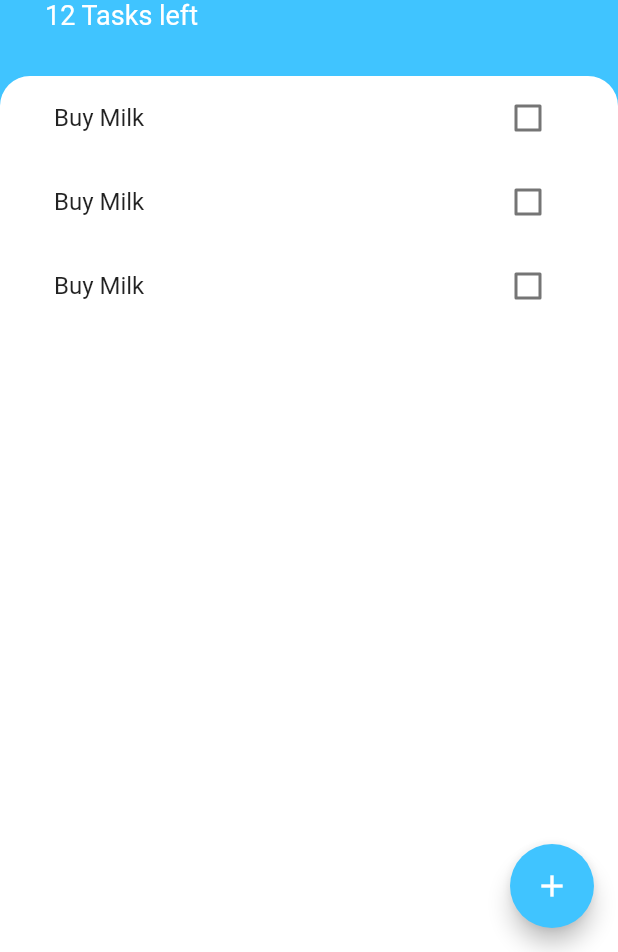
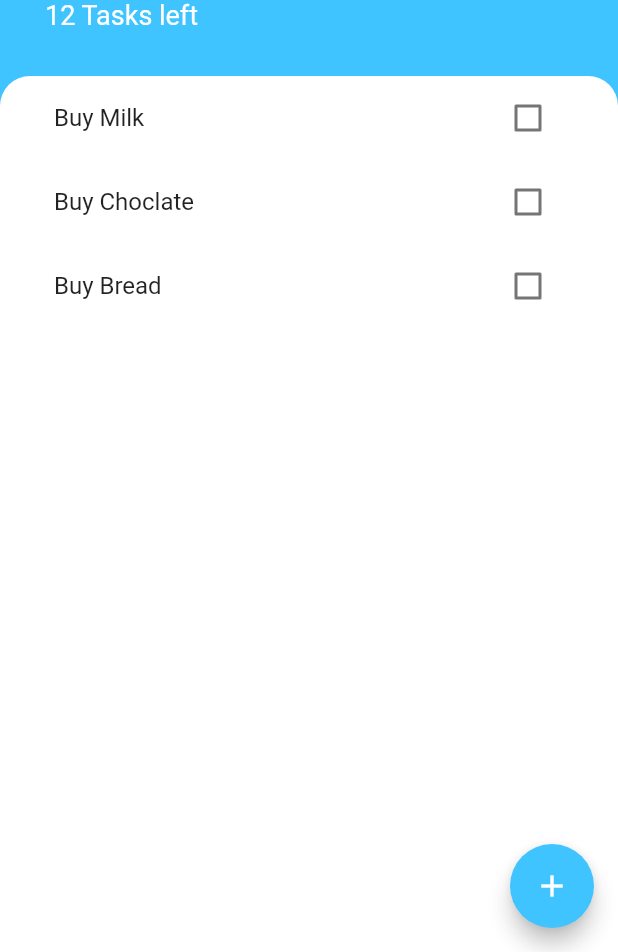
Before and after one commit to AkshaySiddannavar/To_Do_App, a Flutter app: the screen it shows after launch, on a phone screen of 412 x 824 dp, the part 284-1236 px from its top. Run offline on Flutter 3.47's test engine with Material 2 defaults, Android fonts, the phone set to English and light mode, and no system bars.

Commit message:
replace ListView() with ListView.builder() add task.dart
Previously ListView() was used to render each task on screen for
hardcoded Task()  now app uses ListView.builder() to build only the
visible Task() and does so without needing to hardcode each Task(), it
renders Task() as they are in List<Task> tasks. Added a class Task in
task.dart file. Task class will now be used to represent each indivdual
task including both attributes of text and isDone. Task class also
contains function toggleDone() to toggle the isDone property.

```diff
--- /dev/null
+++ b/lib/models/task.dart
@@ -0,0 +1,12 @@
+import 'package:flutter/material.dart';
+
+class Task {
+  final String text;
+  bool isDone;
+
+  Task({this.text = 'dummy', this.isDone = false});
+
+  void toggleDone() {
+    isDone = !isDone;
+  }
+}
--- a/lib/widgets/tasks_list.dart
+++ b/lib/widgets/tasks_list.dart
@@ -1,19 +1,37 @@
 import 'package:flutter/material.dart';
 import 'package:todo_app/widgets/tasks_tile.dart';
+import 'package:todo_app/models/task.dart';
 
-class TasksList extends StatelessWidget {
+class TasksList extends StatefulWidget {
   const TasksList({
     Key? key,
   }) : super(key: key);
 
   @override
+  State<TasksList> createState() => _TasksListState();
+}
+
+class _TasksListState extends State<TasksList> {
+  List<Task> tasks = [
+    Task(text: 'Buy Milk', isDone: false),
+    Task(text: 'Buy Choclate', isDone: false),
+    Task(text: 'Buy Bread', isDone: false),
+  ];
+
+  @override
   Widget build(BuildContext context) {
-    return ListView(
-      children: [
-        TaskTile(),
-        TaskTile(),
-        TaskTile(),
-      ],
+    return ListView.builder(
+      itemBuilder: ((context, index) {
+        return TaskTile(
+            title: tasks[index].text,
+            isChecked: tasks[index].isDone,
+            checkboxCallBack: (checkboxState) {
+              setState(() {
+                tasks[index].toggleDone();
+              });
+            });
+      }),
+      itemCount: tasks.length,
     );
   }
 }
--- a/lib/widgets/tasks_tile.dart
+++ b/lib/widgets/tasks_tile.dart
@@ -1,53 +1,31 @@
 import 'package:flutter/material.dart';
 
-class TaskTile extends StatefulWidget {
-  @override
-  State<TaskTile> createState() => _TaskTileState();
-}
+class TaskTile extends StatelessWidget {
+  final String title;
+  final bool isChecked;
+  final void Function(bool?)? checkboxCallBack;
 
-class _TaskTileState extends State<TaskTile> {
-  final String title = '';
-  bool isChecked = false;
+  TaskTile({this.isChecked = false, this.title = '', this.checkboxCallBack});
 
-  void checkboxCallBack(bool? checkboxState) {
-    setState(() {
-      isChecked = ((checkboxState == true) ? true : false);
-    });
-  }
+  // void checkboxCallBack(bool? checkboxState) {
+  //     isChecked = ((checkboxState == true) ? true : false);
+  // }
 
   @override
   Widget build(BuildContext context) {
-    print('build of list');
     return ListTile(
       title: Text(
-        'Buy Milk',
+        title,
         style: TextStyle(
           decoration:
               (isChecked ? TextDecoration.lineThrough : TextDecoration.none),
         ),
       ),
-      trailing: TaskCheckbox(
-        checkboxState: isChecked,
-        toggleCheckbox: checkboxCallBack,
+      trailing: Checkbox(
+        value: isChecked,
+        onChanged: checkboxCallBack, //(input) {}, //toggleCheckbox,
+        activeColor: Colors.lightBlueAccent,
       ),
     );
   }
 }
-
-class TaskCheckbox extends StatelessWidget {
-  final bool checkboxState;
-  final void Function(bool?)? toggleCheckbox;
-
-  TaskCheckbox({this.checkboxState = false, this.toggleCheckbox});
-
-  void abc() {}
-  @override
-  Widget build(BuildContext context) {
-    print('build of taskkkkkkk');
-    return Checkbox(
-      value: checkboxState,
-      onChanged: toggleCheckbox,
-      activeColor: Colors.lightBlueAccent,
-    );
-  }
-}
```
